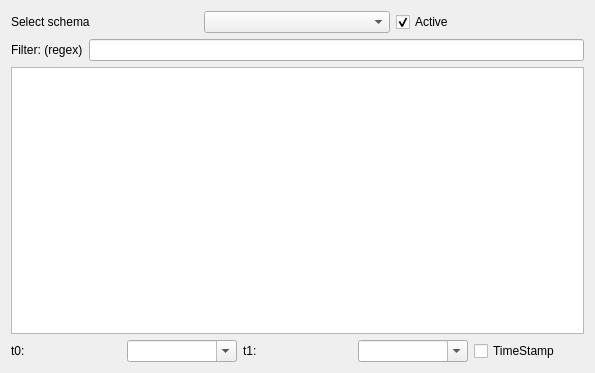
Qt form taurus_tangoarchiving/widget/ui/TangoArchivingModelSelectorItem.ui (taurus-org/taurus_tangoarchiving) before a commit.
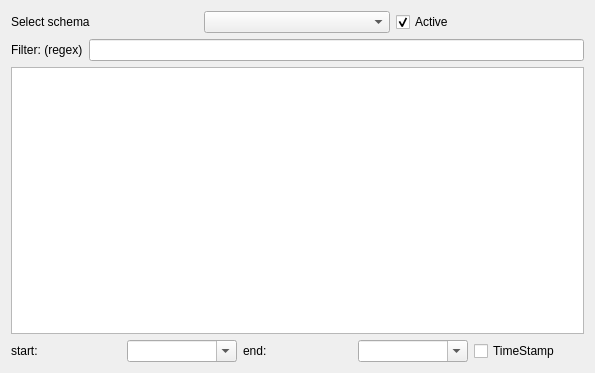
The same form after that commit. Custom widgets are drawn as their Qt base class.

Commit message:
Rename time labels
Rename the 't0' and 't1' labels to 'start' amd 'end'
in the TangoArchivingModelSelectorItem widget

What changed in the file:
```diff
--- a/taurus_tangoarchiving/widget/ui/TangoArchivingModelSelectorItem.ui
+++ b/taurus_tangoarchiving/widget/ui/TangoArchivingModelSelectorItem.ui
@@ -83,7 +83,7 @@
        <item>
         <widget class="QLabel" name="label_2">
          <property name="text">
-          <string>t0:</string>
+          <string>start:</string>
          </property>
         </widget>
        </item>
@@ -97,7 +97,7 @@
        <item>
         <widget class="QLabel" name="label_3">
          <property name="text">
-          <string>t1:</string>
+          <string>end:</string>
          </property>
         </widget>
        </item>
```
